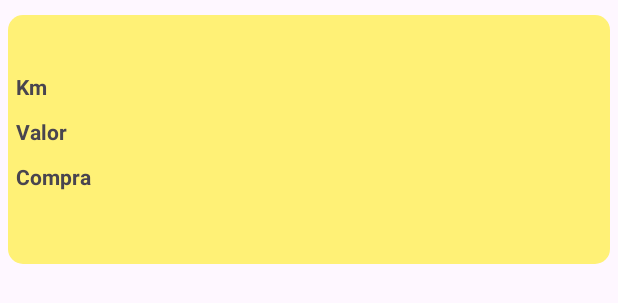
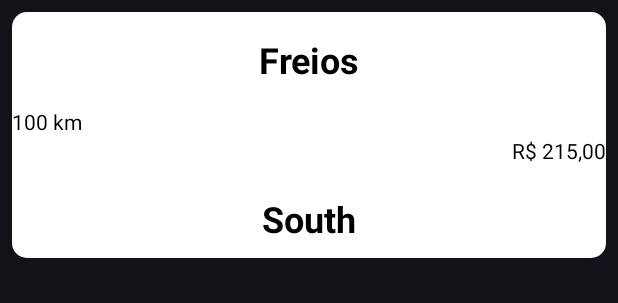
Before and after one commit to silva93felipe/BicicretaAndroid, an Android app: the layout peca_item.xml on its own in the app's theme, with its tools: preview values and no code run, on a phone screen of 412 x 824 dp. Shown: the top 303 px of the screen. Run offline under Robolectric (Android 15) with nearby library versions, the light colour scheme and no system bars.

Commit message:
Ajuste no layout

```diff
--- a/app/src/main/res/drawable/background_card.xml
+++ b/app/src/main/res/drawable/background_card.xml
@@ -2,7 +2,7 @@
 <selector xmlns:android="http://schemas.android.com/apk/res/android">
     <item>
         <shape android:shape="rectangle">
-            <solid android:color="#FFF176"/>
+            <solid android:color="@color/white"/>
             <corners android:radius="10dp" />
         </shape>
     </item>
--- a/app/src/main/res/layout/activity_pecas.xml
+++ b/app/src/main/res/layout/activity_pecas.xml
@@ -11,11 +11,13 @@
         android:id="@+id/recyclerViewPeca"
         android:layout_width="0dp"
         android:layout_height="0dp"
+        android:layout_marginBottom="12dp"
         android:backgroundTint="@color/black"
         app:layout_constraintBottom_toTopOf="@+id/constraintLayout"
         app:layout_constraintEnd_toEndOf="parent"
         app:layout_constraintStart_toStartOf="parent"
-        app:layout_constraintTop_toTopOf="parent">
+        app:layout_constraintTop_toTopOf="parent"
+        app:layout_constraintVertical_bias="1.0">
 
     </androidx.recyclerview.widget.RecyclerView>
 
--- a/app/src/main/res/layout/activity_viagens.xml
+++ b/app/src/main/res/layout/activity_viagens.xml
@@ -14,6 +14,7 @@
         android:layout_marginStart="1dp"
         android:layout_marginTop="1dp"
         android:layout_marginEnd="1dp"
+        android:layout_marginBottom="12dp"
         app:layout_constraintBottom_toTopOf="@+id/constraintLayout"
         app:layout_constraintEnd_toEndOf="parent"
         app:layout_constraintStart_toStartOf="parent"
--- a/app/src/main/res/layout/peca_item.xml
+++ b/app/src/main/res/layout/peca_item.xml
@@ -1,91 +1,41 @@
 <?xml version="1.0" encoding="utf-8"?>
-<androidx.constraintlayout.widget.ConstraintLayout xmlns:android="http://schemas.android.com/apk/res/android"
+<androidx.appcompat.widget.LinearLayoutCompat xmlns:android="http://schemas.android.com/apk/res/android"
     xmlns:app="http://schemas.android.com/apk/res-auto"
     xmlns:tools="http://schemas.android.com/tools"
     android:layout_width="match_parent"
-    android:layout_height="wrap_content">
-
-    <LinearLayout
-        android:id="@+id/linearLayout"
-        android:layout_width="0dp"
     android:layout_height="wrap_content"
-        android:layout_marginStart="5dp"
-        android:layout_marginTop="10dp"
-        android:layout_marginEnd="5dp"
+    android:layout_margin="8dp"
     android:background="@drawable/background_card"
-        android:orientation="vertical"
-        app:layout_constraintEnd_toEndOf="parent"
-        app:layout_constraintStart_toStartOf="parent"
-        app:layout_constraintTop_toTopOf="parent">
-
-        <LinearLayout
-            android:layout_width="match_parent"
-            android:layout_height="match_parent"
     android:orientation="vertical">
 
     <TextView
         android:id="@+id/nomePecaTextView"
         android:layout_width="match_parent"
         android:layout_height="wrap_content"
-                android:gravity="center"
+        android:paddingTop="15dp"
+        android:paddingBottom="15dp"
+        android:textAlignment="center"
+        android:textColor="@color/black"
         android:textSize="24sp"
-                android:textStyle="bold" />
-
-            <LinearLayout
-                android:layout_width="match_parent"
-                android:layout_height="wrap_content"
-                android:orientation="horizontal"
-                android:padding="5dp">
-
-                <TextView
-                    android:id="@+id/textView12"
-                    android:layout_width="wrap_content"
-                    android:layout_height="wrap_content"
-                    android:layout_weight="2"
-                    android:text="Km"
-                    android:textStyle="bold" />
+        android:textStyle="bold"
+        tools:text="Freios" />
 
     <TextView
         android:id="@+id/quilometroPecaTextView"
-                    android:layout_width="wrap_content"
-                    android:layout_height="wrap_content"
-                    android:layout_weight="1" />
-            </LinearLayout>
-
-            <LinearLayout
         android:layout_width="match_parent"
         android:layout_height="wrap_content"
-                android:orientation="horizontal"
-                android:padding="5dp">
-
-                <TextView
-                    android:id="@+id/textView9"
-                    android:layout_width="wrap_content"
-                    android:layout_height="wrap_content"
-                    android:layout_weight="2"
-                    android:text="Valor"
-                    android:textStyle="bold" />
+        android:layout_weight="1"
+        android:text="100 km"
+        android:textColor="@color/black" />
 
     <TextView
         android:id="@+id/valorPecaTextView"
-                    android:layout_width="wrap_content"
-                    android:layout_height="wrap_content"
-                    android:layout_weight="1" />
-            </LinearLayout>
-
-            <LinearLayout
         android:layout_width="match_parent"
         android:layout_height="wrap_content"
-                android:orientation="horizontal"
-                android:padding="5dp">
-
-                <TextView
-                    android:id="@+id/textView6"
-                    android:layout_width="match_parent"
-                    android:layout_height="match_parent"
         android:layout_weight="1"
-                    android:text="Compra"
-                    android:textStyle="bold" />
+        android:text="R$ 215,00"
+        android:textAlignment="textEnd"
+        android:textColor="@color/black" />
 
     <TextView
         android:id="@+id/dataCompraTextView"
@@ -93,25 +43,16 @@
         android:layout_height="wrap_content"
         android:layout_weight="2" />
 
-            </LinearLayout>
-
-            <LinearLayout
-                android:layout_width="match_parent"
-                android:layout_height="wrap_content"
-                android:orientation="horizontal"
-                android:padding="5dp">
-
     <TextView
         android:id="@+id/nomeBicicletaPecaTextView"
         android:layout_width="match_parent"
         android:layout_height="wrap_content"
         android:layout_weight="1"
         android:gravity="center"
+        android:paddingBottom="10dp"
+        android:text="South"
+        android:textColor="@color/black"
         android:textSize="24sp"
         android:textStyle="bold" />
-            </LinearLayout>
-        </LinearLayout>
 
-    </LinearLayout>
-
-</androidx.constraintlayout.widget.ConstraintLayout>
+</androidx.appcompat.widget.LinearLayoutCompat>
--- a/app/src/main/res/values/themes.xml
+++ b/app/src/main/res/values/themes.xml
@@ -1,6 +1,6 @@
 <resources xmlns:tools="http://schemas.android.com/tools">
     <!-- Base application theme. -->
-    <style name="Base.Theme.Bicicreta" parent="Theme.Material3.DayNight.NoActionBar">
+    <style name="Base.Theme.Bicicreta" parent="Theme.Material3.Dark.NoActionBar">
         <!-- Customize your light theme here. -->
         <!-- <item name="colorPrimary">@color/my_light_primary</item> -->
     </style>
```
Lines whose indentation alone changed are shown as unchanged.
